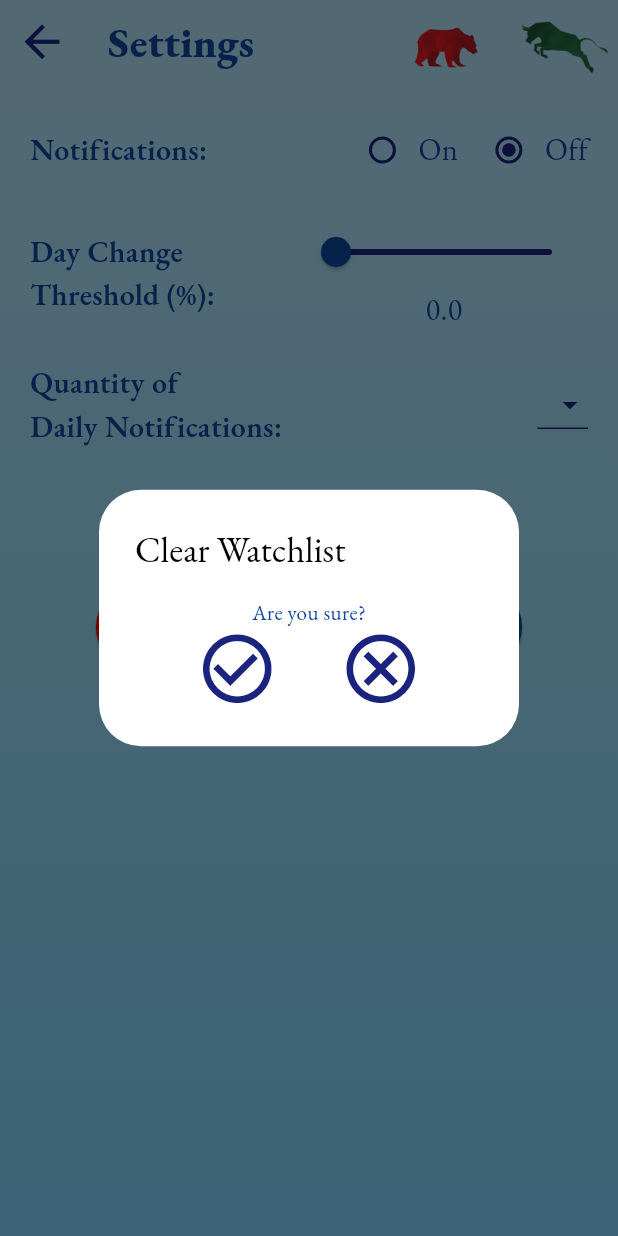
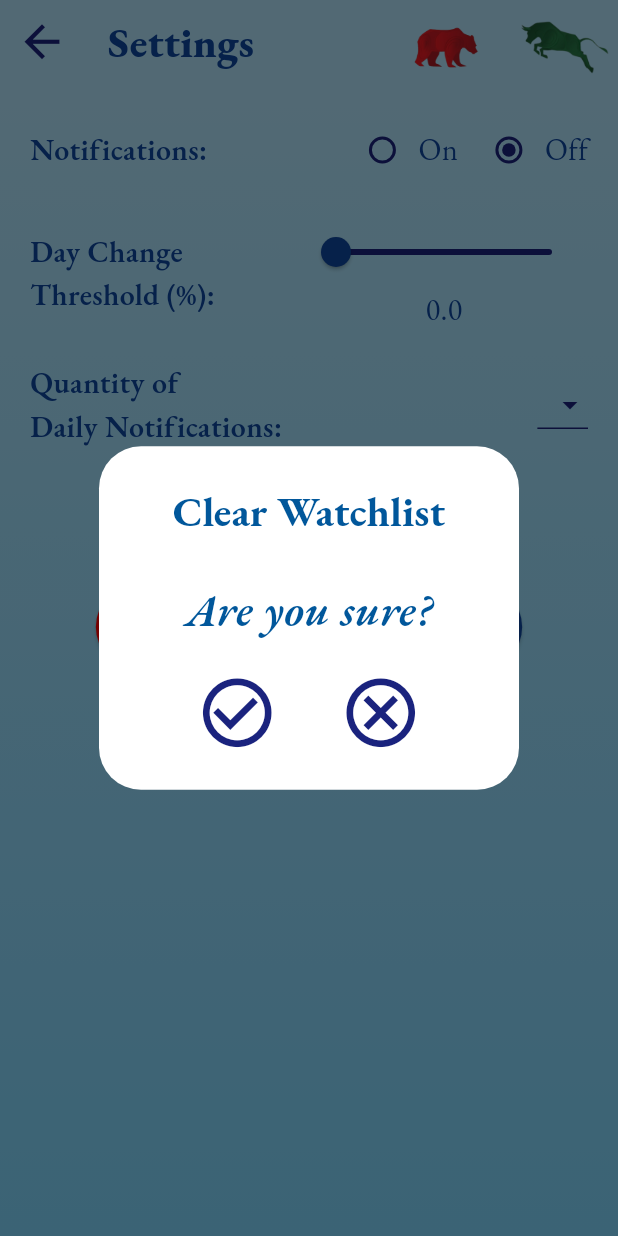
Before and after one commit to JoshMJohnson/Stock_Alert, a Flutter app: the SettingsPage screen opened directly with empty values, after a tap on an icon or button, on a phone screen of 412 x 824 dp. Run offline on Flutter 3.47's test engine with Material 3 defaults, Android fonts, the phone set to English and light mode, and no system bars; our stand-ins replace shared_preferences, sqflite; accounts and stored records are empty.

Commit message:
alert for clear button in settings completed

```diff
--- a/lib/pages/home.dart
+++ b/lib/pages/home.dart
@@ -126,14 +126,12 @@ class _HomePageState extends State<HomePage> {
 
   /* handles adding ticker from text field to watchlist */
   void addTicker() {
-    FocusManager.instance.primaryFocus?.unfocus(); // close keyboard visibility
     repo.addSymbol(currentTicker);
     updateWatchlistData();
   }
 
   /* handles removing ticker from text field to watchlist */
   void removeTicker(String removingTicker) {
-    FocusManager.instance.primaryFocus?.unfocus(); // close keyboard visibility
     repo.removeSymbol(removingTicker);
     updateWatchlistData();
   }
@@ -168,6 +166,7 @@ class _HomePageState extends State<HomePage> {
 
   /* updates the watchlist stock data */
   void updateWatchlistData() async {
+    FocusManager.instance.primaryFocus?.unfocus(); // close keyboard visibility
     tickerTextController.clear();
 
     watchlist = await repo.getStockSymbols();
--- a/lib/pages/settingsPageWidgets/clear_watchlist.dart
+++ b/lib/pages/settingsPageWidgets/clear_watchlist.dart
@@ -16,11 +16,30 @@ class ClearWatchlist extends StatelessWidget {
       onPressed: () => showDialog(
         context: context,
         builder: (_) => AlertDialog(
-          title: Text('Clear Watchlist'),
+          title: Text(
+            'Clear Watchlist',
+            textAlign: TextAlign.center,
+            style: TextStyle(
+              color: Theme.of(context).textTheme.headlineMedium!.color,
+              fontSize: 28,
+              fontWeight: FontWeight.w700,
+            ),
+          ),
           content: Column(
             mainAxisSize: MainAxisSize.min,
             children: [
-              Text('Are you sure?'),
+              Padding(
+                padding: const EdgeInsets.fromLTRB(10, 10, 10, 20),
+                child: Text(
+                  'Are you sure?',
+                  style: TextStyle(
+                    color: Theme.of(context).colorScheme.tertiary,
+                    fontSize: 30,
+                    fontWeight: FontWeight.w600,
+                    fontStyle: FontStyle.italic,
+                  ),
+                ),
+              ),
               Row(
                 mainAxisAlignment: MainAxisAlignment.spaceEvenly,
                 children: [
```
